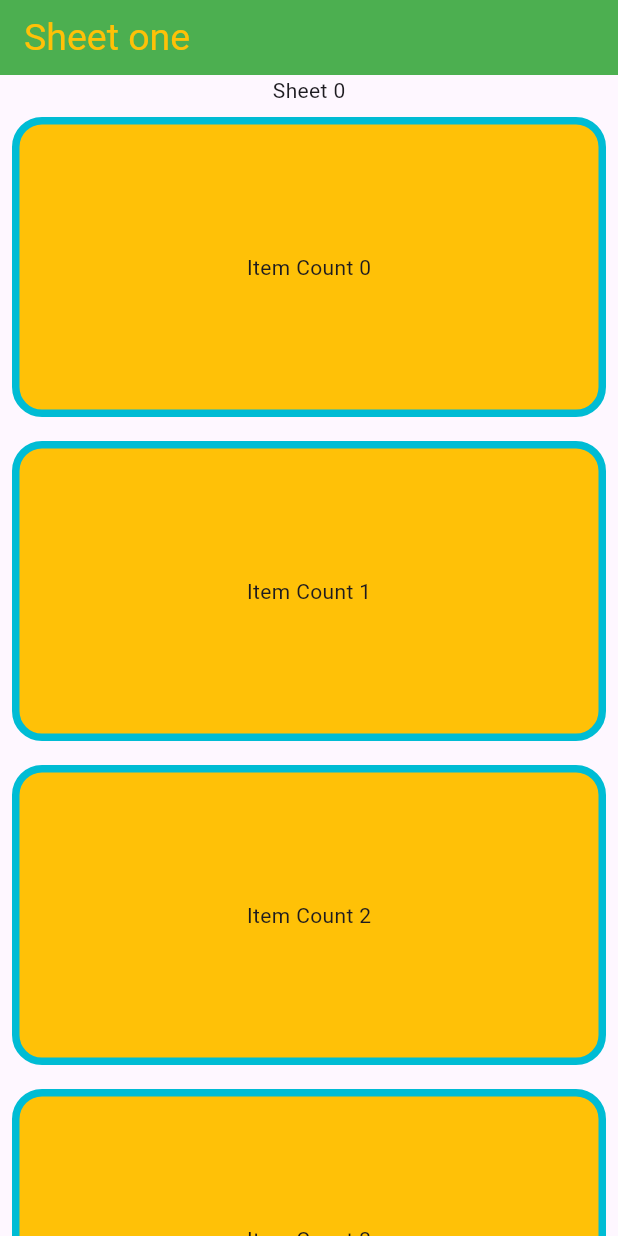
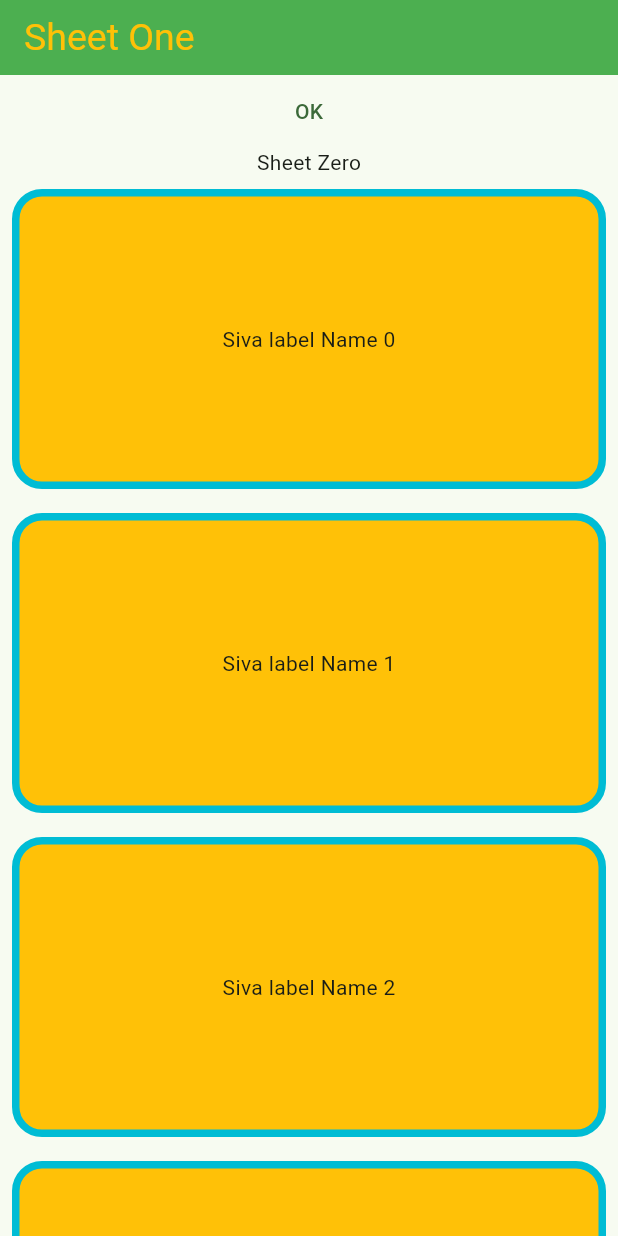
Before and after one commit to sivakumarjogi/Sathayush, a Flutter app: the screen it shows after launch, on a phone screen of 412 x 824 dp. Run offline on Flutter 3.47's test engine with Material 3 defaults, Android fonts, the phone set to English and light mode, and no system bars.

Commit message:
implementation in strings

```diff
--- a/lib/cus/adio.dart
+++ b/lib/cus/adio.dart
@@ -1,9 +1,9 @@
 import 'package:flutter/cupertino.dart';
 import 'package:flutter/material.dart';
 import 'package:untitled2/cus/adio1.dart';
+import 'package:untitled2/utills/common_strings.dart';
 import 'package:untitled2/utills/custom_appbar.dart';
 import 'package:untitled2/utills/custom_listview.dart';
-
 
 class Adio extends StatefulWidget {
   const Adio({super.key});
@@ -11,33 +11,40 @@ class Adio extends StatefulWidget {
   @override
   State<Adio> createState() => _AdioState();
 }
-/// hello triveni
-/// hello prerna test1
-/// Sudha
-/// Sirisha
-/// teja
-/// praveen yedla
-/// triveni
-/// Nagalakshmi
-/// Advitha
+
 class _AdioState extends State<Adio> {
   @override
   Widget build(BuildContext context) {
     return Scaffold(
-      appBar: CustomAppBar("Sheet one",const TextStyle(color: Colors.amber,fontSize: 25),bgColor: Colors.green,),
+      appBar: CustomAppBar(
+        CommonStrings.appBarName,
+        const TextStyle(color: Colors.amber, fontSize: 25),
+        bgColor: Colors.green,
+      ),
       body: Center(
         child: InkWell(
-          onTap: (){
-            Navigator.push(context, MaterialPageRoute(builder: (context) => const Adio1(),));
-
+          onTap: () {
+            Navigator.push(
+                context,
+                MaterialPageRoute(
+                  builder: (context) => const Adio1(),
+                ));
           },
-          child:  Column(
+          child: Column(
             children: [
-             const Text("Sheet 0"),
-              Expanded(child: CustomListView(itemColour: Colors.amber,itemCount: 5,borderColor: Colors.cyan,))
+              TextButton(onPressed: () {}, child: Text(CommonStrings.ok)),
+              Text(CommonStrings.buttonName),
+              Expanded(
+                  child: CustomListView(
+                labelName: CommonStrings.itemCount,
+                itemColour: Colors.amber,
+                itemCount: 5,
+                borderColor: Colors.cyan,
+              ))
             ],
           ),
         ),
-      ),);
+      ),
+    );
   }
 }
--- a/lib/cus/adio1.dart
+++ b/lib/cus/adio1.dart
@@ -1,5 +1,6 @@
 import 'package:flutter/cupertino.dart';
 import 'package:flutter/material.dart';
+import 'package:untitled2/utills/common_strings.dart';
 import 'package:untitled2/utills/custom_appbar.dart';
 import 'package:untitled2/utills/custom_listview.dart';
 
@@ -25,7 +26,9 @@ class _Adio1State extends State<Adio1> {
           child: Column(
             children: [
               Text("page1"),
-              Expanded(child: CustomListView(itemColour: Colors.pink,borderColor: Colors.green,))
+              Expanded(child: CustomListView(
+                labelName: CommonStrings.itemCount,
+                itemColour: Colors.pink,borderColor: Colors.green,))
             ],
           ),
         ),
--- /dev/null
+++ b/lib/utills/common_strings.dart
@@ -0,0 +1,17 @@
+
+
+class CommonStrings{
+
+
+  /// ADIO Common Strings
+  static String appBarName = "Sheet One";
+  static String buttonName= "Sheet Zero";
+  static String ok = "OK";
+  static String itemCount = "Siva label Name";
+
+  /// ADIO1 Common Strings
+
+
+
+
+}
--- a/lib/utills/custom_listview.dart
+++ b/lib/utills/custom_listview.dart
@@ -4,8 +4,9 @@ class CustomListView extends StatefulWidget {
   final Color itemColour;
   final int itemCount;
   final Color borderColor;
+  final String labelName;
 
-  CustomListView({super.key,required this.itemColour,this.itemCount = 10, this.borderColor = Colors.black});
+  CustomListView({super.key,required this.itemColour,this.itemCount = 10, this.borderColor = Colors.black, this.labelName ="Item Count"});
 
   @override
   State<CustomListView> createState() => _CustomListViewState();
@@ -27,7 +28,7 @@ class _CustomListViewState extends State<CustomListView> {
               border: Border.all(width: 5,color: widget.borderColor),
               color: widget.itemColour,
             ),
-            child: Center(child: Text("Item Count $index")),
+            child: Center(child: Text("${widget.labelName} $index")),
           ),
         );
       },
```
Also changed, not shown: lib/main.dart (+4 -106 lines), lib/utills/common_colors.dart (added, +7 -0 lines), lib/sathayush/day_one.dart (added), lib/utills/routs.dart (added).
